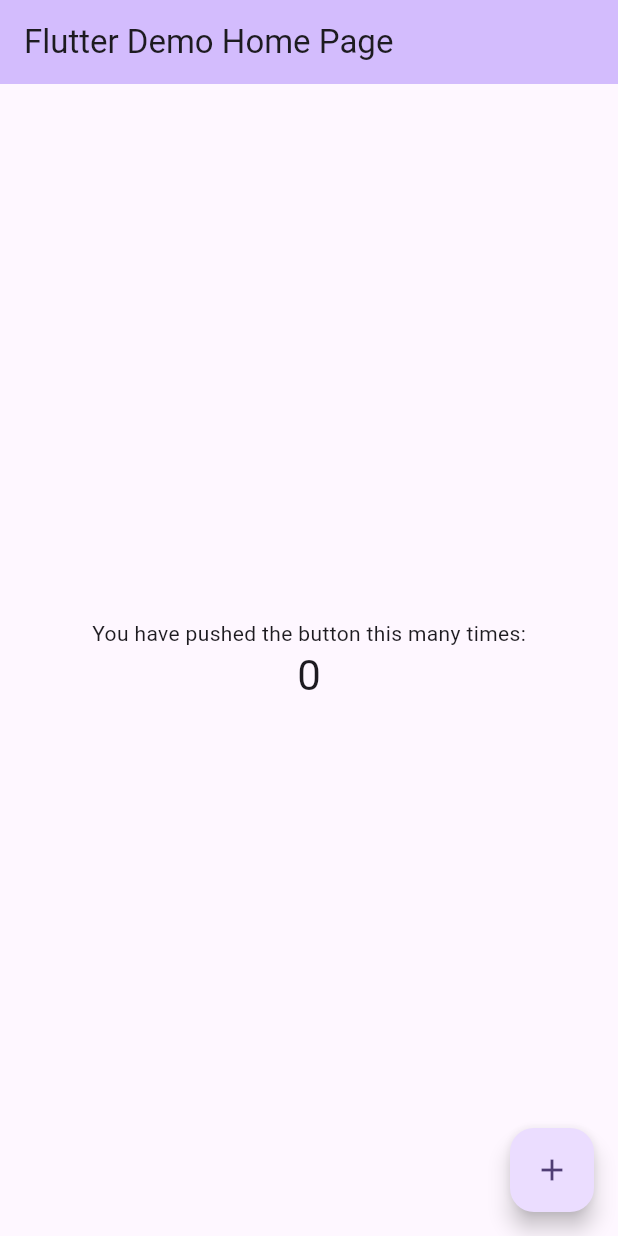
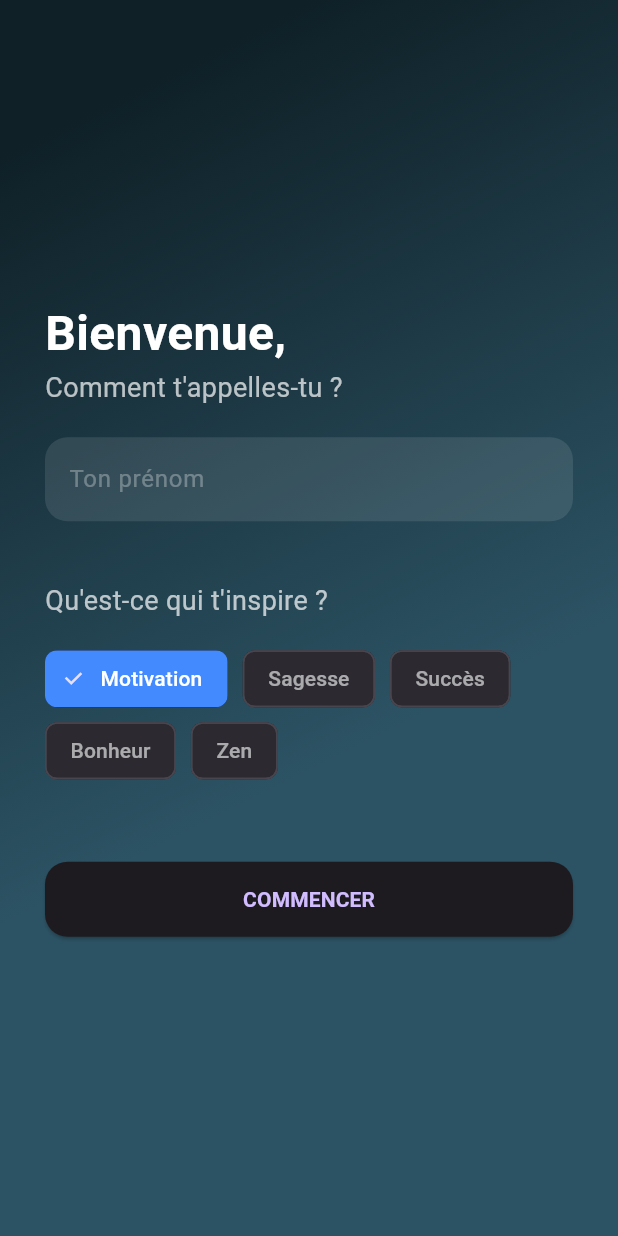
Before and after one commit to Ndoussa/bewise, a Flutter app: the screen it shows after launch, on a phone screen of 412 x 824 dp. Run offline on Flutter 3.47's test engine with Material 3 defaults, Android fonts, the light colour scheme and no system bars; our stand-ins replace shared_preferences.

Commit message:
Implement initial app structure with setup and home screens, integrate shared preferences, and add quote fetching functionality

```diff
--- a/lib/main.dart
+++ b/lib/main.dart
@@ -1,122 +1,32 @@
 import 'package:flutter/material.dart';
+import 'package:shared_preferences/shared_preferences.dart';
+import 'screens/setup_screen.dart';
+import 'screens/home_screen.dart';
 
-void main() {
-  runApp(const MyApp());
+void main() async {
+  // Indispensable pour utiliser SharedPreferences avant runApp
+  WidgetsFlutterBinding.ensureInitialized();
+
+  final prefs = await SharedPreferences.getInstance();
+  final bool isFirstTime = prefs.getBool('isFirstTime') ?? true;
+  final String userName = prefs.getString('userName') ?? "";
+
+  runApp(MotivationApp(isFirstTime: isFirstTime, userName: userName));
 }
 
-class MyApp extends StatelessWidget {
-  const MyApp({super.key});
+class MotivationApp extends StatelessWidget {
+  final bool isFirstTime;
+  final String userName;
 
-  // This widget is the root of your application.
+  const MotivationApp({super.key, required this.isFirstTime, required this.userName});
+
   @override
   Widget build(BuildContext context) {
     return MaterialApp(
-      title: 'Flutter Demo',
-      theme: ThemeData(
-        // This is the theme of your application.
-        //
-        // TRY THIS: Try running your application with "flutter run". You'll see
-        // the application has a purple toolbar. Then, without quitting the app,
-        // try changing the seedColor in the colorScheme below to Colors.green
-        // and then invoke "hot reload" (save your changes or press the "hot
-        // reload" button in a Flutter-supported IDE, or press "r" if you used
-        // the command line to start the app).
-        //
-        // Notice that the counter didn't reset back to zero; the application
-        // state is not lost during the reload. To reset the state, use hot
-        // restart instead.
-        //
-        // This works for code too, not just values: Most code changes can be
-        // tested with just a hot reload.
-        colorScheme: ColorScheme.fromSeed(seedColor: Colors.deepPurple),
-      ),
-      home: const MyHomePage(title: 'Flutter Demo Home Page'),
+      debugShowCheckedModeBanner: false,
+      theme: ThemeData(brightness: Brightness.dark, useMaterial3: true),
+      // Si c'est la 1ère fois, SetupScreen, sinon HomeScreen
+      home: isFirstTime ? const SetupScreen() : HomeScreen(userName: userName),
     );
   }
 }
-
-class MyHomePage extends StatefulWidget {
-  const MyHomePage({super.key, required this.title});
-
-  // This widget is the home page of your application. It is stateful, meaning
-  // that it has a State object (defined below) that contains fields that affect
-  // how it looks.
-
-  // This class is the configuration for the state. It holds the values (in this
-  // case the title) provided by the parent (in this case the App widget) and
-  // used by the build method of the State. Fields in a Widget subclass are
-  // always marked "final".
-
-  final String title;
-
-  @override
-  State<MyHomePage> createState() => _MyHomePageState();
-}
-
-class _MyHomePageState extends State<MyHomePage> {
-  int _counter = 0;
-
-  void _incrementCounter() {
-    setState(() {
-      // This call to setState tells the Flutter framework that something has
-      // changed in this State, which causes it to rerun the build method below
-      // so that the display can reflect the updated values. If we changed
-      // _counter without calling setState(), then the build method would not be
-      // called again, and so nothing would appear to happen.
-      _counter++;
-    });
-  }
-
-  @override
-  Widget build(BuildContext context) {
-    // This method is rerun every time setState is called, for instance as done
-    // by the _incrementCounter method above.
-    //
-    // The Flutter framework has been optimized to make rerunning build methods
-    // fast, so that you can just rebuild anything that needs updating rather
-    // than having to individually change instances of widgets.
-    return Scaffold(
-      appBar: AppBar(
-        // TRY THIS: Try changing the color here to a specific color (to
-        // Colors.amber, perhaps?) and trigger a hot reload to see the AppBar
-        // change color while the other colors stay the same.
-        backgroundColor: Theme.of(context).colorScheme.inversePrimary,
-        // Here we take the value from the MyHomePage object that was created by
-        // the App.build method, and use it to set our appbar title.
-        title: Text(widget.title),
-      ),
-      body: Center(
-        // Center is a layout widget. It takes a single child and positions it
-        // in the middle of the parent.
-        child: Column(
-          // Column is also a layout widget. It takes a list of children and
-          // arranges them vertically. By default, it sizes itself to fit its
-          // children horizontally, and tries to be as tall as its parent.
-          //
-          // Column has various properties to control how it sizes itself and
-          // how it positions its children. Here we use mainAxisAlignment to
-          // center the children vertically; the main axis here is the vertical
-          // axis because Columns are vertical (the cross axis would be
-          // horizontal).
-          //
-          // TRY THIS: Invoke "debug painting" (choose the "Toggle Debug Paint"
-          // action in the IDE, or press "p" in the console), to see the
-          // wireframe for each widget.
-          mainAxisAlignment: MainAxisAlignment.center,
-          children: <Widget>[
-            const Text('You have pushed the button this many times:'),
-            Text(
-              '$_counter',
-              style: Theme.of(context).textTheme.headlineMedium,
-            ),
-          ],
-        ),
-      ),
-      floatingActionButton: FloatingActionButton(
-        onPressed: _incrementCounter,
-        tooltip: 'Increment',
-        child: const Icon(Icons.add),
-      ), // This trailing comma makes auto-formatting nicer for build methods.
-    );
-  }
-}
--- /dev/null
+++ b/lib/screens/setup_screen.dart
@@ -0,0 +1,104 @@
+import 'package:flutter/material.dart';
+import 'package:shared_preferences/shared_preferences.dart';
+import 'home_screen.dart';
+
+class SetupScreen extends StatefulWidget {
+  const SetupScreen({super.key});
+
+  @override
+  State<SetupScreen> createState() => _SetupScreenState();
+}
+
+class _SetupScreenState extends State<SetupScreen> {
+  final TextEditingController _nameController = TextEditingController();
+  String _selectedCategory = 'Motivation';
+
+  final List<String> categories = ['Motivation', 'Sagesse', 'Succès', 'Bonheur', 'Zen'];
+
+  // Fonction pour sauvegarder les infos et passer à la suite
+  void _saveAndContinue() async {
+    if (_nameController.text.isNotEmpty) {
+      final prefs = await SharedPreferences.getInstance();
+      await prefs.setString('userName', _nameController.text);
+      await prefs.setString('userCategory', _selectedCategory);
+      await prefs.setBool('isFirstTime', false);
+
+      if (!mounted) return;
+      Navigator.pushReplacement(
+        context,
+        MaterialPageRoute(builder: (context) => HomeScreen(userName: _nameController.text)),
+      );
+    }
+  }
+
+  @override
+  Widget build(BuildContext context) {
+    return Scaffold(
+      body: Container(
+        decoration: const BoxDecoration(
+          gradient: LinearGradient(colors: [Color(0xFF0F2027), Color(0xFF2C5364)], begin: Alignment.topCenter),
+        ),
+        child: Padding(
+          padding: const EdgeInsets.symmetric(horizontal: 30),
+          child: Column(
+            mainAxisAlignment: MainAxisAlignment.center,
+            crossAxisAlignment: CrossAxisAlignment.start,
+            children: [
+              const Text("Bienvenue,", style: TextStyle(color: Colors.white, fontSize: 32, fontWeight: FontWeight.bold)),
+              const Text("Comment t'appelles-tu ?", style: TextStyle(color: Colors.white70, fontSize: 18)),
+              const SizedBox(height: 20),
+
+              // Input Design
+              TextField(
+                controller: _nameController,
+                style: const TextStyle(color: Colors.white),
+                decoration: InputDecoration(
+                  filled: true,
+                  fillColor: Colors.white.withOpacity(0.1),
+                  hintText: "Ton prénom",
+                  hintStyle: const TextStyle(color: Colors.white30),
+                  border: OutlineInputBorder(borderRadius: BorderRadius.circular(15), borderSide: BorderSide.none),
+                ),
+              ),
+
+              const SizedBox(height: 40),
+              const Text("Qu'est-ce qui t'inspire ?", style: TextStyle(color: Colors.white70, fontSize: 18)),
+              const SizedBox(height: 15),
+
+              // Liste des catégories (Chips animées)
+              Wrap(
+                spacing: 10,
+                children: categories.map((cat) {
+                  bool isSelected = _selectedCategory == cat;
+                  return ChoiceChip(
+                    label: Text(cat),
+                    selected: isSelected,
+                    onSelected: (val) => setState(() => _selectedCategory = cat),
+                    selectedColor: Colors.blueAccent,
+                    backgroundColor: Colors.white10,
+                    labelStyle: TextStyle(color: isSelected ? Colors.white : Colors.white60),
+                  );
+                }).toList(),
+              ),
+
+              const SizedBox(height: 50),
+
+              // Bouton Commencer
+              SizedBox(
+                width: double.infinity,
+                child: ElevatedButton(
+                  onPressed: _saveAndContinue,
+                  style: ElevatedButton.styleFrom(
+                    padding: const EdgeInsets.symmetric(vertical: 15),
+                    shape: RoundedRectangleBorder(borderRadius: BorderRadius.circular(15)),
+                  ),
+                  child: const Text("COMMENCER", style: TextStyle(fontWeight: FontWeight.bold)),
+                ),
+              ),
+            ],
+          ),
+        ),
+      ),
+    );
+  }
+}
--- a/pubspec.yaml
+++ b/pubspec.yaml
@@ -30,6 +30,8 @@ environment:
 dependencies:
   flutter:
     sdk: flutter
+  http: ^1.1.0  #
+  shared_preferences: ^2.2.2
 
   # The following adds the Cupertino Icons font to your application.
   # Use with the CupertinoIcons class for iOS style icons.
```
Also changed, not shown: lib/models/quote.dart (added, +16 -0 lines), lib/screens/home_screen.dart (added, +138 -0 lines), lib/services/api_service.dart (added, +24 -0 lines), pubspec.lock, 2 other files.
